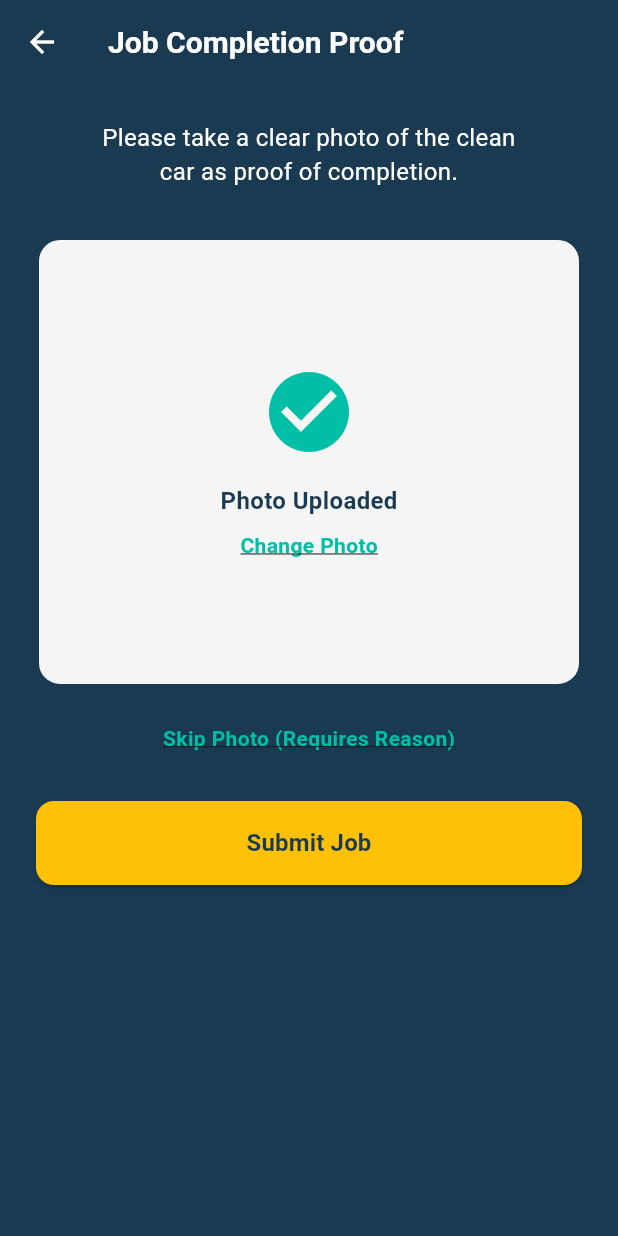
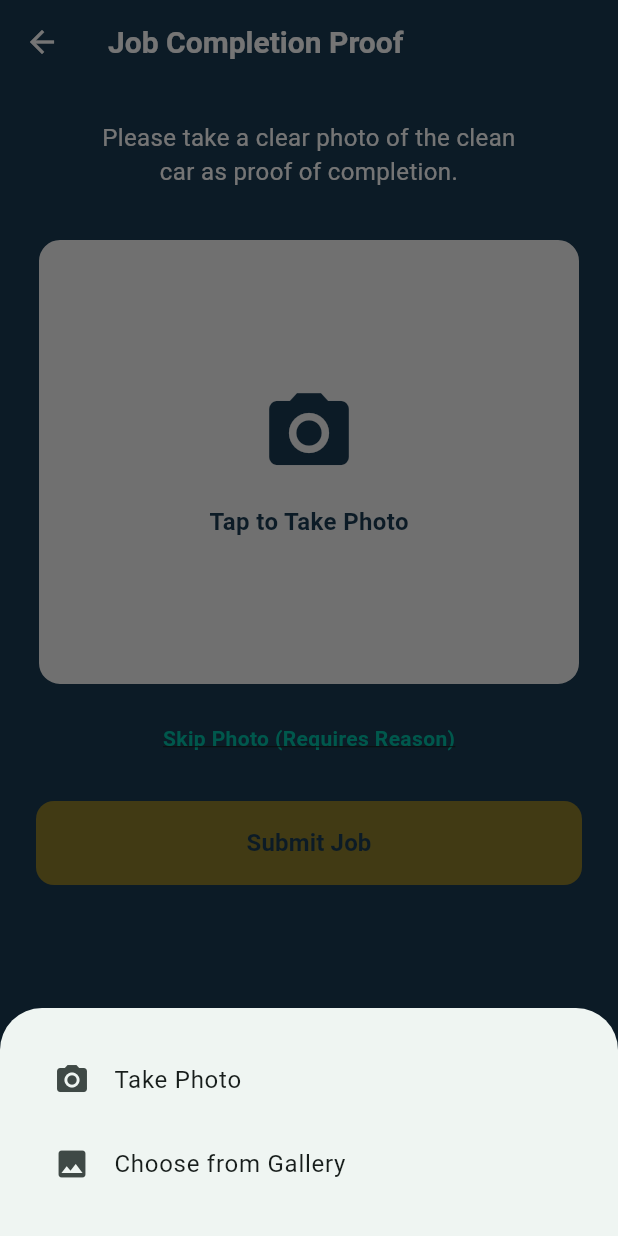
Before and after one commit to luckyw/duneShine-EmployeeFlutterApp, a Flutter app: the JobCompletionProofScreen screen opened by its route, after a tap on "Tap to Take Photo", on a phone screen of 412 x 824 dp. Run offline on Flutter 3.47's test engine with Material 3 defaults, Android fonts, the phone set to English and light mode, and no system bars; our stand-ins replace image_picker.

Commit message:
flow completed

```diff
--- a/lib/screens/jobCOmpletionProofPhto.dart
+++ b/lib/screens/jobCOmpletionProofPhto.dart
@@ -1,4 +1,6 @@
 import 'package:flutter/material.dart';
+import 'package:image_picker/image_picker.dart';
+import 'dart:io';
 import 'package:employeapplication/constants/colors.dart';
 
 class JobCompletionProofScreen extends StatefulWidget {
@@ -10,7 +12,25 @@ class JobCompletionProofScreen extends StatefulWidget {
 }
 
 class _JobCompletionProofScreenState extends State<JobCompletionProofScreen> {
-  bool _photoUploaded = false;
+  File? _capturedPhoto;
+  final ImagePicker _picker = ImagePicker();
+  bool _isPhotoUploaded = false;
+
+  Future<void> _pickImage(ImageSource source) async {
+    try {
+      final XFile? image = await _picker.pickImage(source: source);
+      if (image != null) {
+        setState(() {
+          _capturedPhoto = File(image.path);
+          _isPhotoUploaded = true;
+        });
+      }
+    } catch (e) {
+      ScaffoldMessenger.of(context).showSnackBar(
+        SnackBar(content: Text('Error picking image: $e')),
+      );
+    }
+  }
 
   @override
   Widget build(BuildContext context) {
@@ -48,6 +68,7 @@ class _JobCompletionProofScreenState extends State<JobCompletionProofScreen> {
               const SizedBox(height: 32),
               Container(
                 height: 300,
+                width: double.infinity,
                 decoration: BoxDecoration(
                   border: Border.all(
                     color: AppColors.darkNavy,
@@ -56,47 +77,82 @@ class _JobCompletionProofScreenState extends State<JobCompletionProofScreen> {
                   borderRadius: BorderRadius.circular(16),
                   color: AppColors.veryLightGray,
                 ),
-                child: _photoUploaded
-                    ? Center(
-                        child: Column(
-                          mainAxisAlignment: MainAxisAlignment.center,
-                          children: [
-                            const Icon(Icons.check_circle,
-                                color: AppColors.primaryTeal, size: 64),
-                            const SizedBox(height: 16),
-                            const Text(
-                              'Photo Uploaded',
-                              style: TextStyle(
-                                fontSize: 16,
-                                fontWeight: FontWeight.bold,
-                                color: AppColors.darkNavy,
+                child: _isPhotoUploaded && _capturedPhoto != null
+                    ? GestureDetector(
+                        onTap: () {
+                          showModalBottomSheet(
+                            context: context,
+                            builder: (context) => Container(
+                              padding: const EdgeInsets.all(20),
+                              child: Column(
+                                mainAxisSize: MainAxisSize.min,
+                                children: [
+                                  ListTile(
+                                    leading: const Icon(Icons.camera_alt),
+                                    title: const Text('Take Photo'),
+                                    onTap: () {
+                                      Navigator.pop(context);
+                                      _pickImage(ImageSource.camera);
+                                    },
+                                  ),
+                                  ListTile(
+                                    leading: const Icon(Icons.image),
+                                    title: const Text('Choose from Gallery'),
+                                    onTap: () {
+                                      Navigator.pop(context);
+                                      _pickImage(ImageSource.gallery);
+                                    },
+                                  ),
+                                ],
                               ),
                             ),
-                            const SizedBox(height: 8),
-                            GestureDetector(
-                              onTap: () {
-                                setState(() {
-                                  _photoUploaded = false;
-                                });
-                              },
-                              child: const Text(
-                                'Change Photo',
-                                style: TextStyle(
-                                  fontSize: 14,
-                                  color: AppColors.primaryTeal,
-                                  fontWeight: FontWeight.bold,
-                                  decoration: TextDecoration.underline,
-                                ),
-                              ),
+                          );
+                        },
+                        child: Container(
+                          height: 300,
+                          width: double.infinity,
+                          decoration: BoxDecoration(
+                            border: Border.all(
+                              color: AppColors.darkNavy,
+                              width: 2,
                             ),
-                          ],
+                            borderRadius: BorderRadius.circular(16),
+                          ),
+                          child: Image.file(
+                            _capturedPhoto!,
+                            fit: BoxFit.cover,
+                          ),
                         ),
                       )
                     : GestureDetector(
                         onTap: () {
-                          setState(() {
-                            _photoUploaded = true;
-                          });
+                          showModalBottomSheet(
+                            context: context,
+                            builder: (context) => Container(
+                              padding: const EdgeInsets.all(20),
+                              child: Column(
+                                mainAxisSize: MainAxisSize.min,
+                                children: [
+                                  ListTile(
+                                    leading: const Icon(Icons.camera_alt),
+                                    title: const Text('Take Photo'),
+                                    onTap: () {
+                                      Navigator.pop(context);
+                                      _pickImage(ImageSource.camera);
+                                    },
+                                  ),
+                                  ListTile(
+                                    leading: const Icon(Icons.image),
+                                    title: const Text('Choose from Gallery'),
+                                    onTap: () {
+                                      Navigator.pop(context);
+                                      _pickImage(ImageSource.gallery);
+                                    },
+                                  ),
+                                ],
+                              ),
+                            ),
+                          );
                         },
                         child: Column(
                           mainAxisAlignment: MainAxisAlignment.center,
@@ -159,9 +215,11 @@ class _JobCompletionProofScreenState extends State<JobCompletionProofScreen> {
                 width: double.infinity,
                 height: 56,
                 child: ElevatedButton(
-                  onPressed: _photoUploaded
+                  onPressed: _isPhotoUploaded
                       ? () {
-                          Navigator.pushNamed(context, '/job-completion-otp');
+                          Navigator.pushNamed(context, '/job-completion-otp', arguments: {
+                            'photoPath': _capturedPhoto?.path,
+                          });
                         }
                       : null,
                   style: ElevatedButton.styleFrom(
--- a/lib/screens/washProgressShowingScreen.dart
+++ b/lib/screens/washProgressShowingScreen.dart
@@ -111,7 +111,7 @@ class _WashProgressScreenState extends State<WashProgressScreen> {
                 ),
               ),
               Container(
-                width: double.infinity,
+                width: MediaQuery.of(context).size.width,
                 decoration: const BoxDecoration(
                   color: AppColors.white,
                   borderRadius: BorderRadius.only(
@@ -123,6 +123,7 @@ class _WashProgressScreenState extends State<WashProgressScreen> {
                 child: Column(
                   children: [
                     Container(
+                      width: double.infinity,
                       padding: const EdgeInsets.all(16),
                       decoration: BoxDecoration(
                         color: AppColors.veryLightGray,
```
Also changed, not shown: lib/screens/jobCOmpleteOTPScreen.dart (+6 -1 lines).
